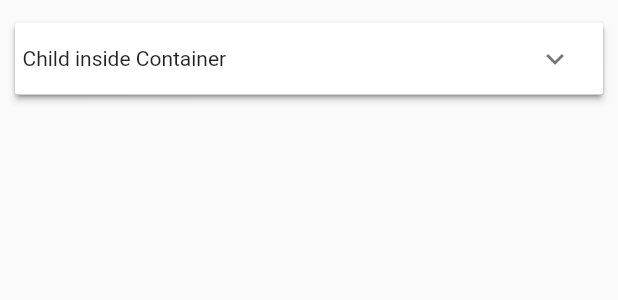
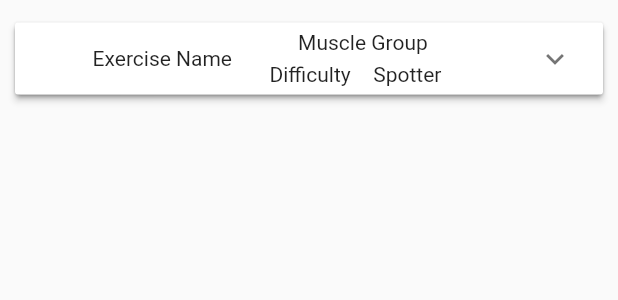
Before and after one commit to benifit-app/BeniFit, a Flutter app: what ptExerciseCard() shows on an empty page, opened directly, on a phone screen of 412 x 824 dp. Shown: the top 300 px of the screen. Run offline on Flutter 3.47's test engine with Material 2 defaults, Android fonts, the phone set to English and light mode, and no system bars; our stand-ins replace cached_network_image, cloud_firestore, firebase_auth, firebase_messaging, firebase_storage, font_awesome_flutter and 4 more; missing offline and left inert: geocoder, nima; accounts and stored records are empty; statements that could not run were skipped.

Commit message:
Almost done baselining the card

```diff
--- a/lib/pages/feed.dart
+++ b/lib/pages/feed.dart
@@ -11,7 +11,7 @@ import 'package:fitapp/pages/upload_page.dart';
 import 'package:fitapp/feed/upload_text.dart';
 
 //for accessing functions in other pages
-import 'package:fitapp/test.dart';
+//import 'package:fitapp/test.dart';
 import 'package:fitapp/personal_trainer/exercise_card.dart';
 
 
--- a/lib/personal_trainer/exercise_card.dart
+++ b/lib/personal_trainer/exercise_card.dart
@@ -37,22 +37,80 @@ class _ptExerciseCardState extends State<ptExerciseCard> {
                         isExpanded: _activeMeterIndex == i,
                         headerBuilder: (BuildContext context,
                             bool isExpanded) =>
-                    new Container(  //container for building the header
-                        padding: const EdgeInsets.only(left: 5.0),
+                            Row(
+                              mainAxisAlignment: MainAxisAlignment.center,
+                              crossAxisAlignment: CrossAxisAlignment.center,
+                              children: <
+                                  Widget>[ //NOTE to future Alex: put all the text in containers so you can pad it
+                                Container(
+                                  padding: const EdgeInsets.only(
+                                      left: 0.0, right: 20.0),
                                   alignment: Alignment.centerLeft,
-                        child: new Text(
-                          'Child inside Container',
-                        )),
-                    body: new Container(
-                      padding: const EdgeInsets.only(left: 5.0, bottom: 5.0),
+                                  child: Text('Exercise Name'),
+
+                                ),
+                                Column(
+                                    mainAxisAlignment: MainAxisAlignment.spaceAround,
+                                    children: <Widget>[
+                                      Container(
+                                        padding: const EdgeInsets.only(left: 15.0, bottom: 5.0),
+                                        alignment: Alignment.center,
+                                        child: Text('Muscle Group'),
+                                      ),
+                                      Row(
+                                        mainAxisAlignment: MainAxisAlignment.spaceEvenly,
+                                        children: <Widget>[
+                                          Container(
+                                            padding: const EdgeInsets.only(left: 5.0, right: 5.0),
                                             alignment: Alignment.centerLeft,
-                      child: new Text('Text inside child inside new container inside body test for wrap'),
+                                            child: Text('Difficulty'),
                                           ),
+                                          Container(
+                                            padding: const EdgeInsets.only(left: 10.0),
+                                            alignment: Alignment.centerRight,
+                                            child: Text('Spotter'),
+                                          ),
+                                        ],
+                                      )
+                                    ]
                                 ),
                               ],
                             ),
+                        body:
+                        Column(
+                            children: <Widget>[
+                              Row(
+                                  children: <Widget>[
+                                    Container(
+                                      padding: const EdgeInsets.only(left: 20.0, right: 5.0),
+                                      alignment: Alignment.centerLeft,
+                                      child: Text('Exercise Type'),
+                                    ),
+                                    Container(
+                                      padding: const EdgeInsets.only(left: 15.0, right: 10.0),
+                                      alignment: Alignment.center,
+                                      child: Text('Mechanic'),
+                                    ),
+                                    Container(
+                                      padding: const EdgeInsets.only(left: 15.0, right: 5.0),
+                                      alignment: Alignment.centerRight,
+                                      child: Text('Equipment Needed'),
+                                    )
+                                  ]
+                              ),
+                              Container(
+                                  padding: const EdgeInsets.only(top: 5.0, left: 10.0, bottom: 10),
+                                  alignment: Alignment.centerLeft,
+                                  child: Text('Description')
+                              )
+                            ]
+                        )
+                    )
+                  ] //Children
+              ),
             );
-          }),
+          }
+      ),
     );
   }
 }
```
Lines whose indentation alone changed are shown as unchanged.
